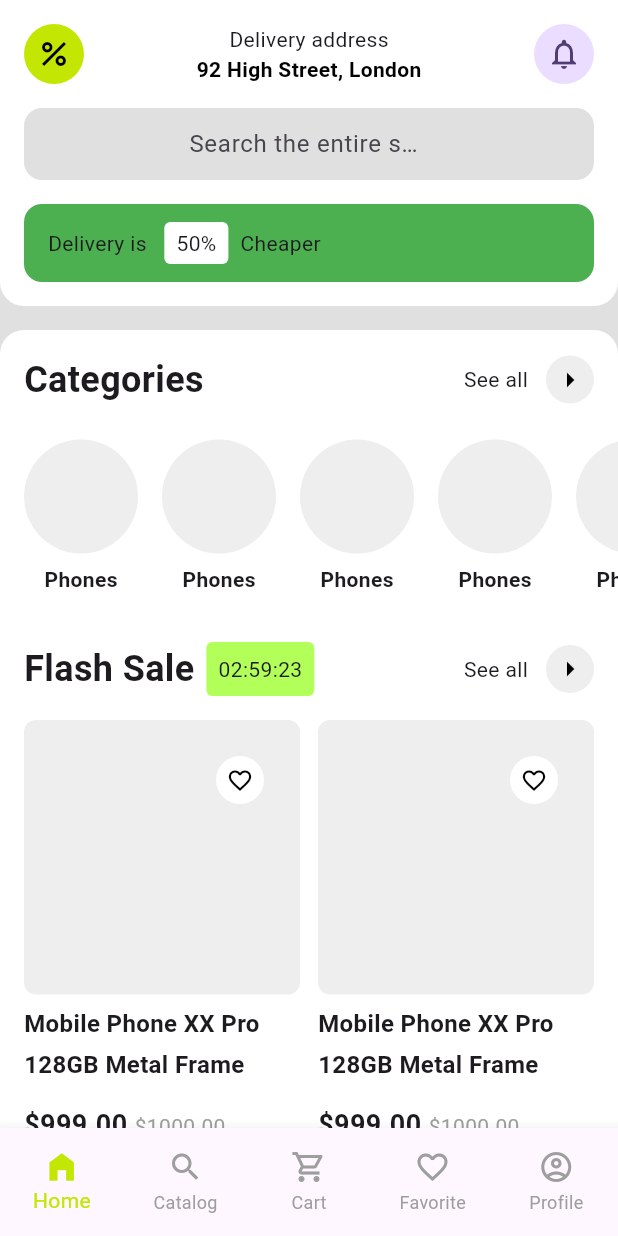
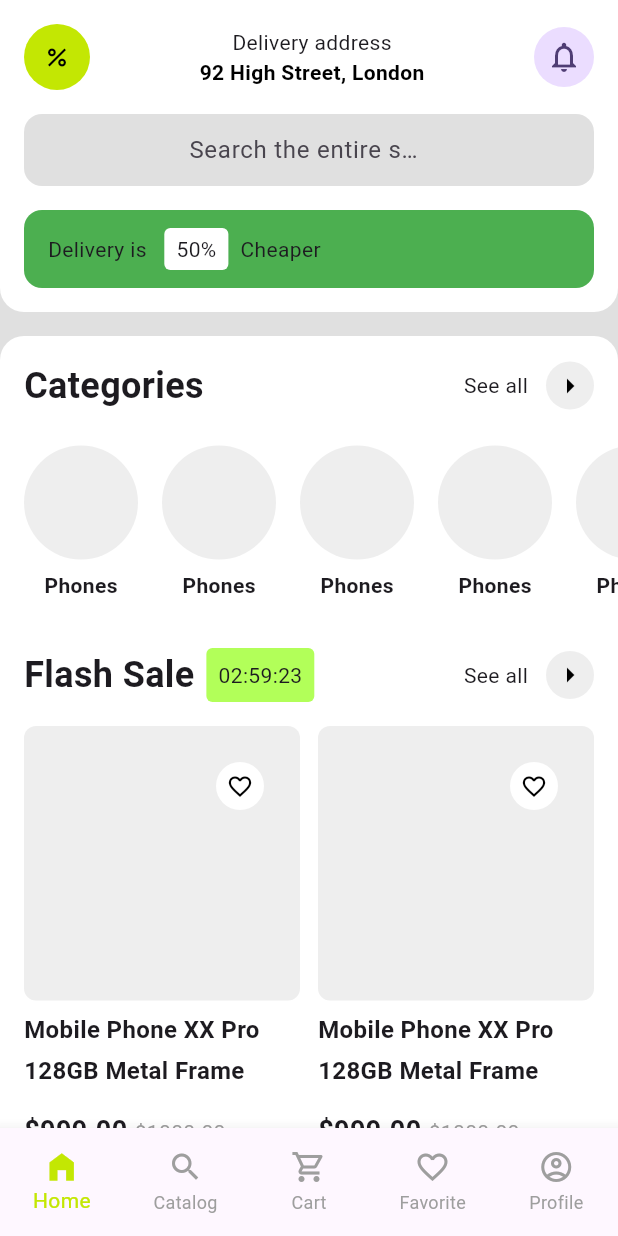
Before and after one commit to JAICHANGPARK/flutter_notebook_chapter_33, a Flutter app: the EcommerceMainPage screen opened directly, on a phone screen of 412 x 824 dp. Run offline on Flutter 3.47's test engine with Material 2 defaults, Android fonts, the phone set to English and light mode, and no system bars; our stand-ins replace dots_indicator.

Commit message:
Update ecommerce_main_page.dart

```diff
--- a/lib/ep1671_ecommerce_app/view/ecommerce_main_page.dart
+++ b/lib/ep1671_ecommerce_app/view/ecommerce_main_page.dart
@@ -29,7 +29,8 @@ class _EcommerceMainPageState extends State<EcommerceMainPage> {
                   const Row(
                     children: [
                       CircleAvatar(
-                        child: Icon(Icons.percent),
+                        child: Icon(Icons.percent, size: 18,),
+                        radius: 22,
                         backgroundColor: Color.fromRGBO(195, 231, 3, 1),
                         foregroundColor: Colors.black,
                       ),
```
